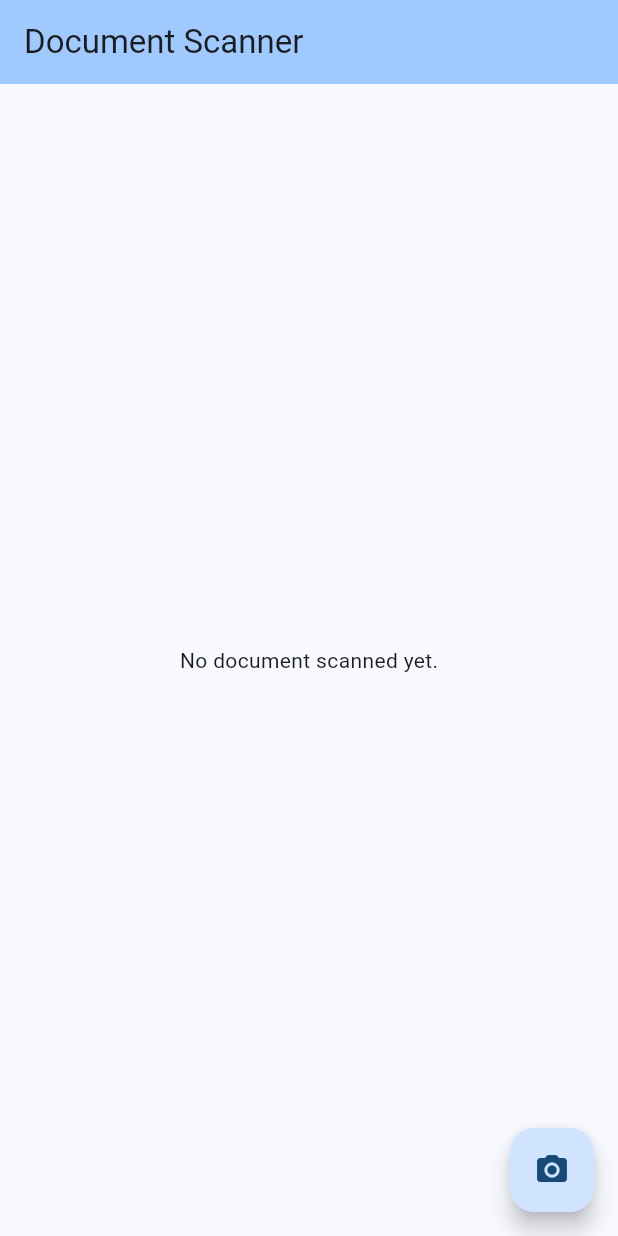
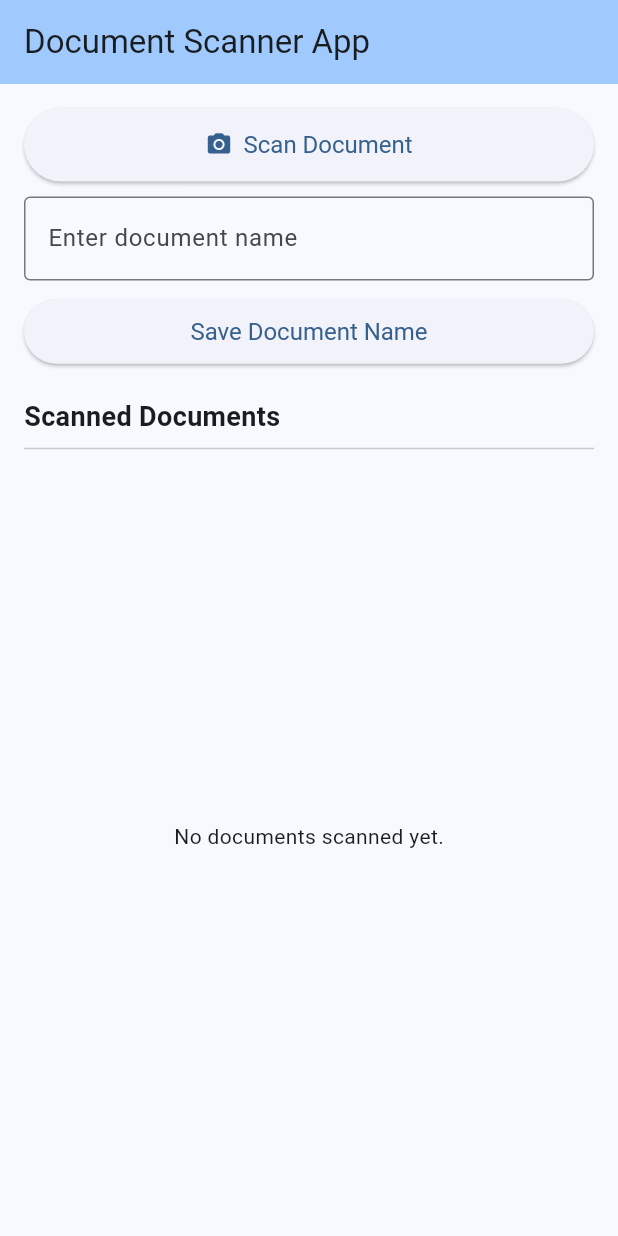
Before and after one commit to could-ai/019a5264-584c-75ab-81f1-ad262d2d4272, a Flutter app: the screen it shows after launch, on a phone screen of 412 x 824 dp. Run offline on Flutter 3.47's test engine with Material 3 defaults, Android fonts, the phone set to English and light mode, and no system bars; our stand-ins replace image_picker.

Commit message:
I have updated the application to incorporate the features from your React Native code. The app now supports scanning multiple documents and displaying them in a list. I've introduced a `ScannedDocument` model to manage document properties like image path and name. The user interface has been enhanced with a text field to name your documents and a save button, closely mirroring the layout you provided. This provides a more complete document scanning experience, allowing you to capture and organize multiple scans within the app.

```diff
--- a/usr/lib/main.dart
+++ b/usr/lib/main.dart
@@ -1,6 +1,15 @@
 import 'dart:io';
 import 'package:flutter/material.dart';
 import 'package:image_picker/image_picker.dart';
+
+// Model for a scanned document
+class ScannedDocument {
+  final String id;
+  final String imagePath;
+  String name;
+
+  ScannedDocument({required this.id, required this.imagePath, required this.name});
+}
 
 void main() {
   runApp(const MyApp());
@@ -31,34 +40,116 @@ class HomeScreen extends StatefulWidget {
 }
 
 class _HomeScreenState extends State<HomeScreen> {
-  File? _scannedImage;
+  final List<ScannedDocument> _scannedDocs = [];
   final ImagePicker _picker = ImagePicker();
+  final TextEditingController _nameController = TextEditingController();
 
   Future<void> _scanDocument() async {
     final XFile? image = await _picker.pickImage(source: ImageSource.camera);
     if (image != null) {
       setState(() {
-        _scannedImage = File(image.path);
+        final newDoc = ScannedDocument(
+          id: DateTime.now().toString(),
+          imagePath: image.path,
+          name: 'Untitled Document',
+        );
+        _scannedDocs.add(newDoc);
       });
     }
+  }
+
+  void _saveDocumentName() {
+    if (_nameController.text.trim().isEmpty) {
+      ScaffoldMessenger.of(context).showSnackBar(
+        const SnackBar(content: Text('Please enter a document name')),
+      );
+      return;
+    }
+    setState(() {
+      final int docIndex = _scannedDocs.lastIndexWhere((doc) => doc.name == 'Untitled Document');
+      if (docIndex != -1) {
+        _scannedDocs[docIndex].name = _nameController.text.trim();
+        _nameController.clear();
+        FocusScope.of(context).unfocus(); // Dismiss keyboard
+      } else {
+        ScaffoldMessenger.of(context).showSnackBar(
+          const SnackBar(content: Text('Scan a new document before saving a name.')),
+        );
+      }
+    });
+  }
+
+  @override
+  void dispose() {
+    _nameController.dispose();
+    super.dispose();
   }
 
   @override
   Widget build(BuildContext context) {
     return Scaffold(
       appBar: AppBar(
-        title: const Text('Document Scanner'),
+        title: const Text('Document Scanner App'),
         backgroundColor: Theme.of(context).colorScheme.inversePrimary,
       ),
-      body: Center(
-        child: _scannedImage == null
-            ? const Text('No document scanned yet.')
-            : Image.file(_scannedImage!),
-      ),
-      floatingActionButton: FloatingActionButton(
-        onPressed: _scanDocument,
-        tooltip: 'Scan Document',
-        child: const Icon(Icons.camera_alt),
+      body: Padding(
+        padding: const EdgeInsets.all(16.0),
+        child: Column(
+          crossAxisAlignment: CrossAxisAlignment.stretch,
+          children: [
+            ElevatedButton.icon(
+              onPressed: _scanDocument,
+              icon: const Icon(Icons.camera_alt),
+              label: const Text('Scan Document'),
+              style: ElevatedButton.styleFrom(
+                padding: const EdgeInsets.symmetric(vertical: 15),
+                textStyle: const TextStyle(fontSize: 16),
+              ),
+            ),
+            const SizedBox(height: 10),
+            TextField(
+              controller: _nameController,
+              decoration: const InputDecoration(
+                labelText: 'Enter document name',
+                border: OutlineInputBorder(),
+              ),
+            ),
+            const SizedBox(height: 10),
+            ElevatedButton(
+              onPressed: _saveDocumentName,
+              child: const Text('Save Document Name'),
+              style: ElevatedButton.styleFrom(
+                padding: const EdgeInsets.symmetric(vertical: 12),
+                textStyle: const TextStyle(fontSize: 16),
+              ),
+            ),
+            const SizedBox(height: 20),
+            const Text('Scanned Documents', style: TextStyle(fontSize: 18, fontWeight: FontWeight.bold)),
+            const Divider(),
+            Expanded(
+              child: _scannedDocs.isEmpty
+                  ? const Center(child: Text('No documents scanned yet.'))
+                  : ListView.builder(
+                      itemCount: _scannedDocs.length,
+                      itemBuilder: (context, index) {
+                        final doc = _scannedDocs[index];
+                        return Card(
+                          margin: const EdgeInsets.symmetric(vertical: 8.0),
+                          child: ListTile(
+                            leading: Image.file(
+                              File(doc.imagePath),
+                              width: 80,
+                              height: 100,
+                              fit: BoxFit.cover,
+                            ),
+                            title: Text(doc.name),
+                          ),
+                        );
+                      },
+                    ),
+            ),
+          ],
+        ),
       ),
     );
   }
```
